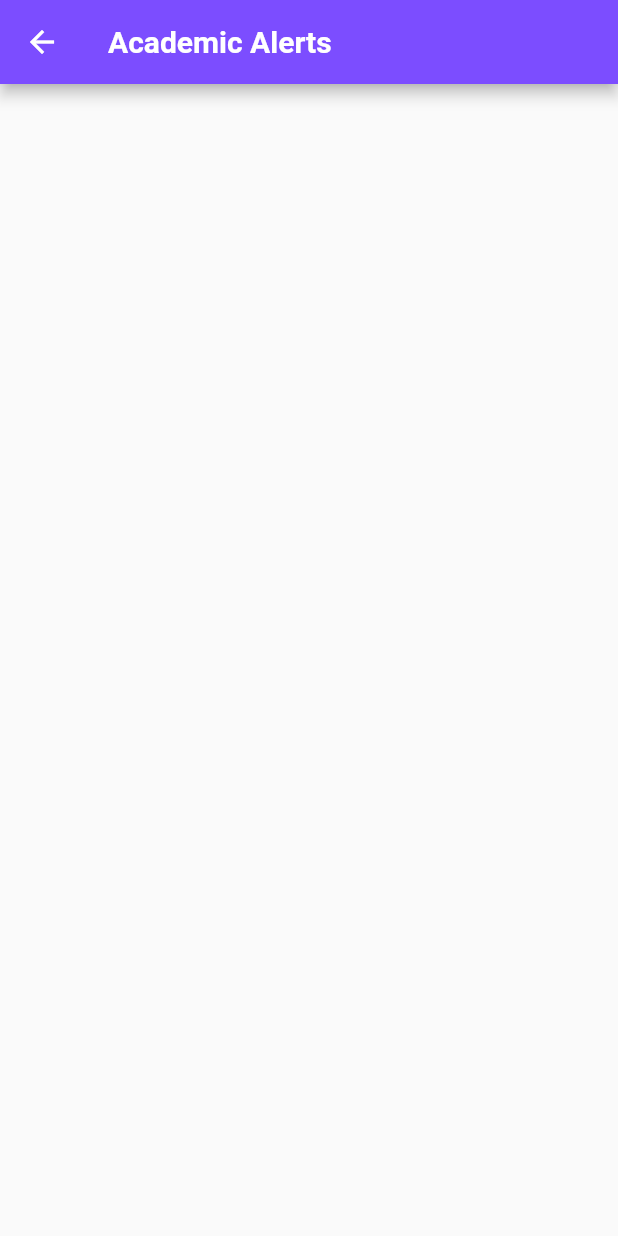
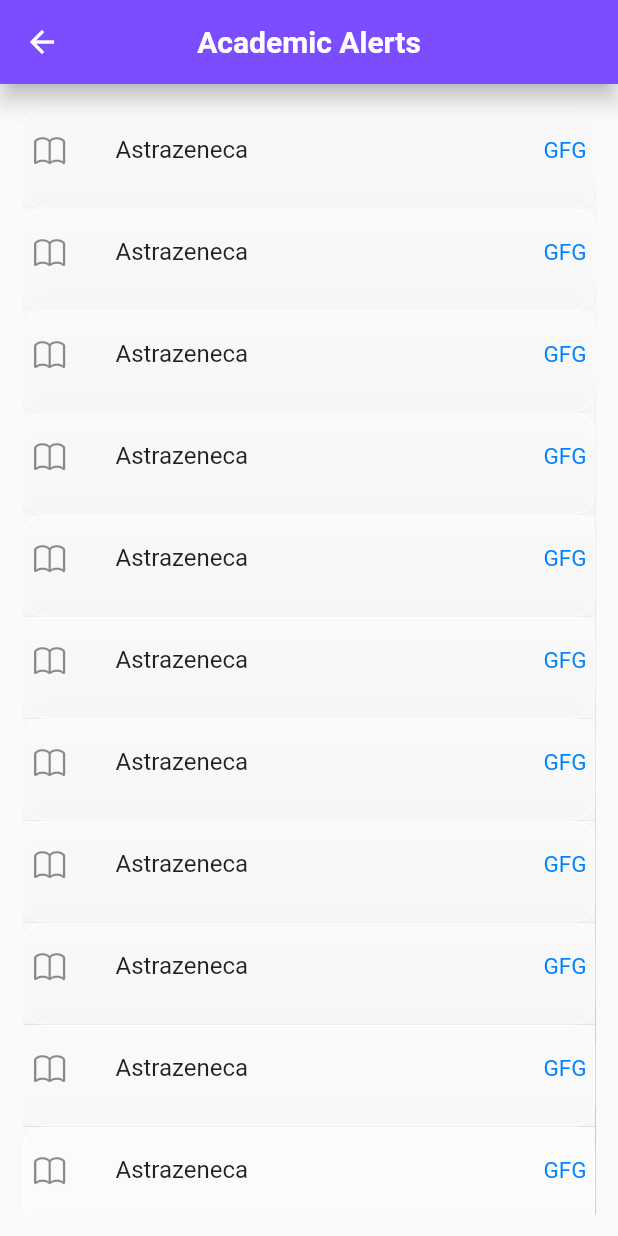
Before and after one commit to jaivsh/Attendance-app-for-department, a Flutter app: the HomeScreen screen opened directly, after a tap on the "notifications active" icon, on a phone screen of 412 x 824 dp. Run offline on Flutter 3.47's test engine with Material 2 defaults, Android fonts, the phone set to English and light mode, and no system bars; our stand-ins replace badges, carousel_slider, cloud_firestore, firebase_core, flutter_swiper, getwidget and 6 more; missing offline and left inert: dart:ffi, syncfusion_flutter_pdf; accounts and stored records are empty.

Commit message:
moving more stuff

```diff
--- a/lib/home_screen.dart
+++ b/lib/home_screen.dart
@@ -33,7 +33,8 @@ class _HomeScreenState extends State<HomeScreen> {
     return result;
   }
 
-  int academicnotofications = 0;
+  String username = "Jaivardhan Shukla";
+  int academicnotofications = 10;
   @override
   Widget build(BuildContext context) {
     return Scaffold(
@@ -56,12 +57,14 @@ class _HomeScreenState extends State<HomeScreen> {
       appBar: AppBar(
         actions: [
           Badge(
-              elevation: 10,
+              elevation: 0,
+              showBadge: academicnotofications == 0 ? false : true,
+              animationType: BadgeAnimationType.fade,
+              shape: BadgeShape.circle,
+              animationDuration: const Duration(seconds: 1),
               badgeColor: Colors.orangeAccent,
               padding: const EdgeInsets.all(10),
-              badgeContent: (academicnotofications != 0)
-                  ? Text('$academicnotofications')
-                  : null,
+              badgeContent: Text('$academicnotofications'),
               position: BadgePosition.topStart(),
               child: IconButton(
                 onPressed: () {
@@ -81,21 +84,12 @@ class _HomeScreenState extends State<HomeScreen> {
         ],
         elevation: 0,
         backgroundColor: Colors.transparent,
-        title: Row(
-          children: const [
-            Text(
-              'Hi, Jaivardhan Shukla',
-              style: TextStyle(
-                  fontWeight: FontWeight.bold,
-                  color: Colors.black,
-                  fontSize: 20),
-            ),
-            //Image(
-            //image: AssetImage('assets/images/waving_hand.png'),
-            //),
-          ],
+        title: Text(
+          'Hi, $username',
+          style: const TextStyle(
+              fontWeight: FontWeight.bold, color: Colors.black, fontSize: 20),
         ),
-        centerTitle: true,
+        centerTitle: false,
       ),
       body: Scaffold(
           body: Column(
--- a/lib/prof_alerts.dart
+++ b/lib/prof_alerts.dart
@@ -2,6 +2,7 @@ import 'package:flutter/material.dart';
 import 'package:flutter/cupertino.dart';
 import 'package:flutter/services.dart';
 import 'package:google_nav_bar/google_nav_bar.dart';
+import 'profalert_view.dart';
 
 class ProfAlert extends StatefulWidget {
   const ProfAlert({super.key});
@@ -58,11 +59,14 @@ Widget _notificationsList(
 }
 
 class _ProfAlertState extends State<ProfAlert> {
+  int counter = 12;
   @override
   Widget build(BuildContext context) {
     return Scaffold(
       extendBodyBehindAppBar: false,
       appBar: AppBar(
+        centerTitle: true,
+        elevation: 6,
         title: const Text(
           'Academic Alerts',
           style: TextStyle(fontWeight: FontWeight.bold),
@@ -71,7 +75,39 @@ class _ProfAlertState extends State<ProfAlert> {
       ),
       body: Container(
         padding: const EdgeInsets.all(15),
-        child: Column(children: []),
+        child: Column(children: [
+          Expanded(
+            child: ListView.builder(
+                itemCount: counter,
+                itemBuilder: (BuildContext context, int index) {
+                  return InkWell(
+                      onTap: () {
+                        //Navigator.push(
+                        // context,
+                        //MaterialPageRoute(
+                        //   builder: (context) => MainScreen1()),
+                        //);
+                      },
+                      child: Material(
+                          elevation: 300,
+                          child: ListTile(
+                              contentPadding: const EdgeInsets.only(
+                                  left: 5, right: 5, bottom: 10),
+                              leading: const Icon(CupertinoIcons.book),
+                              tileColor: Colors.white24,
+                              shape: RoundedRectangleBorder(
+                                  borderRadius: BorderRadius.circular(15.0),
+                                  side: const BorderSide(color: Colors.white)),
+                              trailing: const Text(
+                                "GFG",
+                                style: TextStyle(
+                                    color: Color.fromARGB(255, 0, 132, 255),
+                                    fontSize: 15),
+                              ),
+                              title: Text('Astrazeneca'))));
+                }),
+          )
+        ]),
       ),
     );
   }
--- /dev/null
+++ b/lib/profalert_view.dart
@@ -0,0 +1,12 @@
+import 'package:flutter/src/widgets/container.dart';
+import 'package:flutter/src/widgets/framework.dart';
+import 'package:flutter/material.dart';
+
+class ProfView extends StatelessWidget {
+  const ProfView({super.key});
+
+  @override
+  Widget build(BuildContext context) {
+    return Container();
+  }
+}
```
